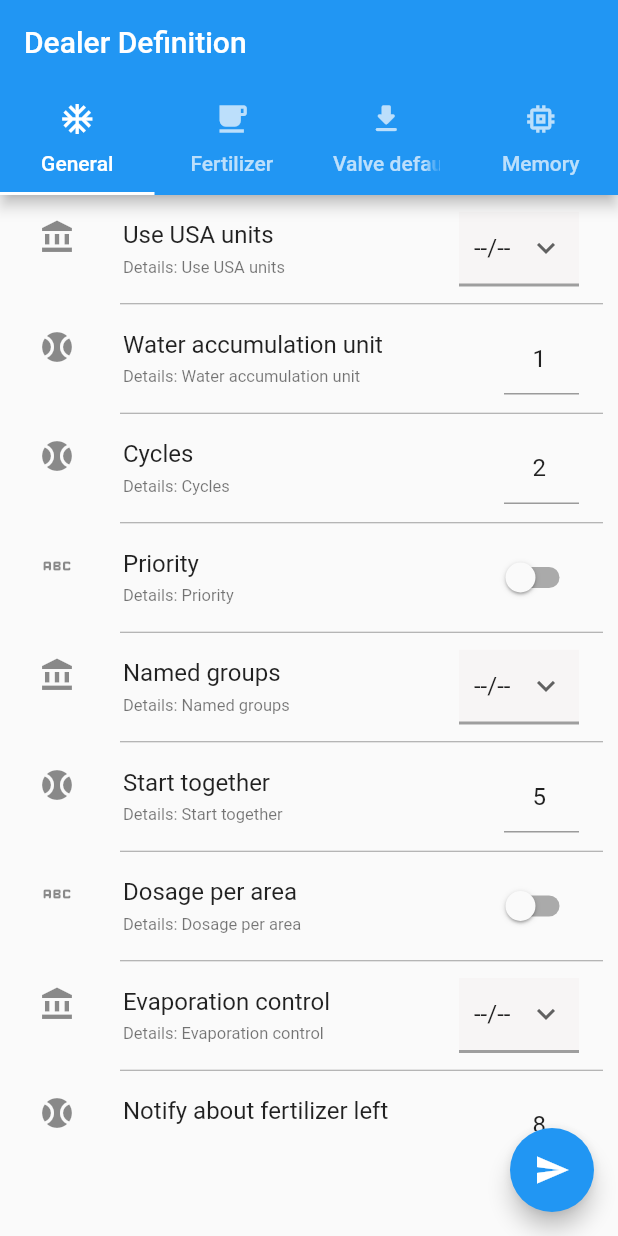
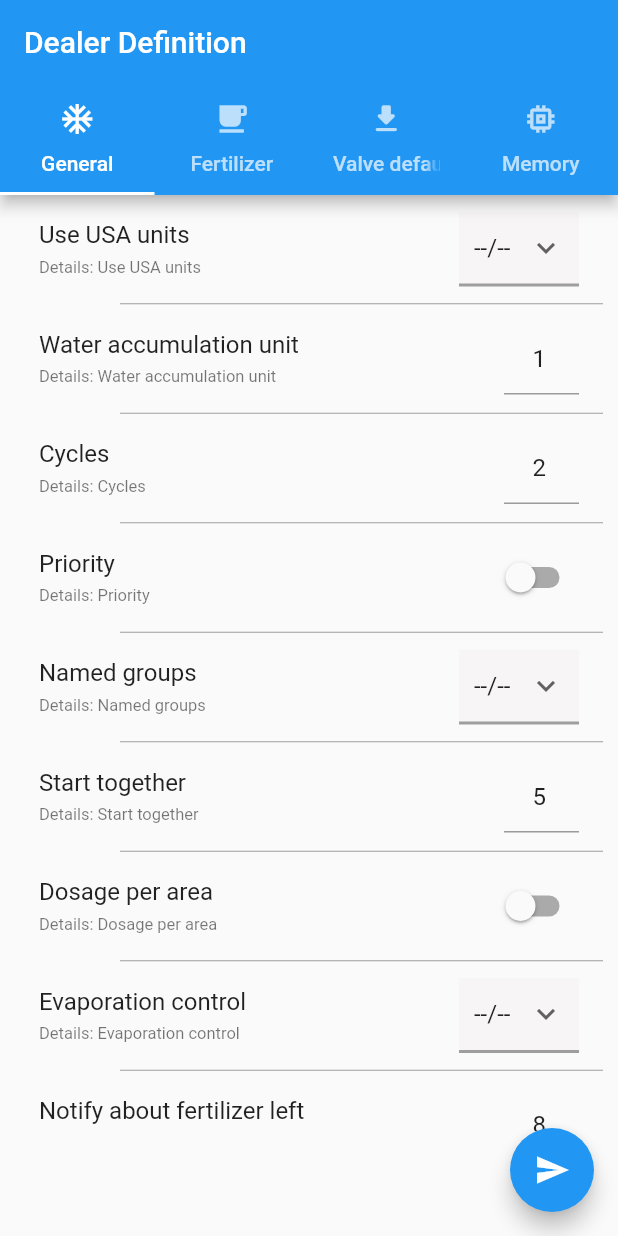
Before and after one commit to venkatesanios/compare, a Flutter app: the screen it shows after launch, on a phone screen of 412 x 824 dp. Run offline on Flutter 3.47's test engine with Material 2 defaults, Android fonts, the phone set to English and light mode, and no system bars; our stand-ins replace datetime_picker_formfield_new, flutter_bloc, geocoding, geolocator, get, google_maps_flutter and 1 more.

Commit message:
remove icon

```diff
--- a/flutter_test1/lib/dealar_definition/dealer_Screen.dart
+++ b/flutter_test1/lib/dealar_definition/dealer_Screen.dart
@@ -1,8 +1,6 @@
 import 'package:flutter/material.dart';
-import 'package:flutter/services.dart';
 import 'package:flutter_test1/dealar_definition/constant/custom_text.dart';
 import 'package:flutter_test1/dealar_definition/dealer_Screen_Web.dart';
-import 'package:flutter_test1/dealar_definition/dealer_model.dart';
 import 'package:flutter_test1/dealar_definition/dealer_viewmodel.dart';
 import 'package:flutter_test1/keyboard_dismiss.dart';
 import 'package:flutter_test1/product/widgets/custom_switch.dart';
@@ -239,7 +237,7 @@ class MobileContent extends StatelessWidget {
       child: Scaffold(
         appBar: AppBar(
           title: Text('Dealer Definition'),
-          bottom: TabBar(
+          bottom: const TabBar(
             tabs: [
               Tab(
                 text: 'General',
@@ -335,11 +333,8 @@ class MobileContent extends StatelessWidget {
                   return Column(
                     children: [
                       Container(
-                        // color: index.isEven
-                        //     ? const Color.fromARGB(255, 223, 239, 252)
-                        //     : const Color.fromARGB(255, 192, 216, 252),
                         child: ListTile(
-                          leading: const Icon(Icons.account_balance),
+                          //   leading: const Icon(Icons.account_balance),
                           title: Text('${Listofvalue[index]['name']}'),
                           subtitle: Text(
                             'Details: ${Listofvalue[index]['name']}',
@@ -349,7 +344,7 @@ class MobileContent extends StatelessWidget {
                             color: Colors.white,
                             width: 80,
                             child: MyDropDown(
-                              itemList: [
+                              itemList: const [
                                 '--/--',
                                 'hh:mm:ss',
                                 'm3',
@@ -358,33 +353,6 @@ class MobileContent extends StatelessWidget {
                               setValue: dealerviewmodel.updatevalue,
                             ),
                           ),
-
-                          // MyDropDown(
-                          //   initialValue: 'hh:mm:ss',
-                          //   itemList: [
-                          //     'hh:mm:ss',
-                          //     'm3',
-                          //     'Lts/h',
-                          //     'Model 3',
-                          //   ],
-                          //   //  setValue: viewModel.updateProductModelType,
-                          // ),
-
-                          // trailing: DropdownButton<String>(
-                          //   items:
-                          //       ['hh:mm:ss', 'm3', 'Lts/h'].map((String value) {
-                          //     return DropdownMenuItem<String>(
-                          //       value: value,
-                          //       child: Text(value),
-                          //     );
-                          //   }).toList(),
-                          //   onChanged: (String? newValue) {
-                          //     // setState(() {
-                          //     //   selectedDropdownValue = newValue!;
-                          //     // });
-                          //   },
-                          //   value: selectedDropdownValue,
-                          // ),
                         ),
                       ),
                       const Padding(
@@ -402,11 +370,7 @@ class MobileContent extends StatelessWidget {
                   return Column(
                     children: [
                       Container(
-                        // color: index.isEven
-                        //     ? const Color.fromARGB(255, 223, 239, 252)
-                        //     : const Color.fromARGB(255, 192, 216, 252),
                         child: ListTile(
-                          leading: const Icon(Icons.sports_baseball),
                           title: Text('${Listofvalue[index]['name']}'),
                           subtitle: Text(
                             'Details: ${Listofvalue[index]['name']}',
@@ -425,30 +389,7 @@ class MobileContent extends StatelessWidget {
                                   }
                                   return null;
                                 },
-                              )
-
-                              // TextField(
-                              //   inputFormatters: [
-                              //     FilteringTextInputFormatter.allow(
-                              //       // RegExp("[0-9]"), /^\d*\.?\d*$/
-                              //       RegExp('[0-9,.]'),
-                              //       // RegExp(r'^\d{3}\.\d$'),
-                              //     ),
-                              //   ],
-                              //   keyboardType:
-                              //       TextInputType.numberWithOptions(decimal: true),
-                              //   decoration: const InputDecoration(
-                              //     enabledBorder: UnderlineInputBorder(
-                              //       borderSide: BorderSide(color: Colors.grey),
-                              //     ),
-                              //     focusedBorder: UnderlineInputBorder(
-                              //       borderSide: BorderSide(color: Colors.blue),
-                              //     ),
-                              //   ),
-                              //   onChanged: (text) {},
-                              //   textAlign: TextAlign.center,
-                              // ),
-                              ),
+                              )),
                         ),
                       ),
                       const Padding(
@@ -466,11 +407,7 @@ class MobileContent extends StatelessWidget {
                   return Column(
                     children: [
                       Container(
-                        // color: index.isEven
-                        //     ? const Color.fromARGB(255, 223, 239, 252)
-                        //     : const Color.fromARGB(255, 192, 216, 252),
                         child: ListTile(
-                          leading: const Icon(Icons.abc_rounded),
                           title: Text('${Listofvalue[index]['name']}'),
                           subtitle: Text(
                             'Details: ${Listofvalue[index]['name']}',
```
Also changed, not shown: flutter_test1/lib/dealar_definition/dealer_Screen_Web.dart (+4 -6 lines), flutter_test1/lib/dealar_definition/dealer_model.dart (+20 -8 lines).
